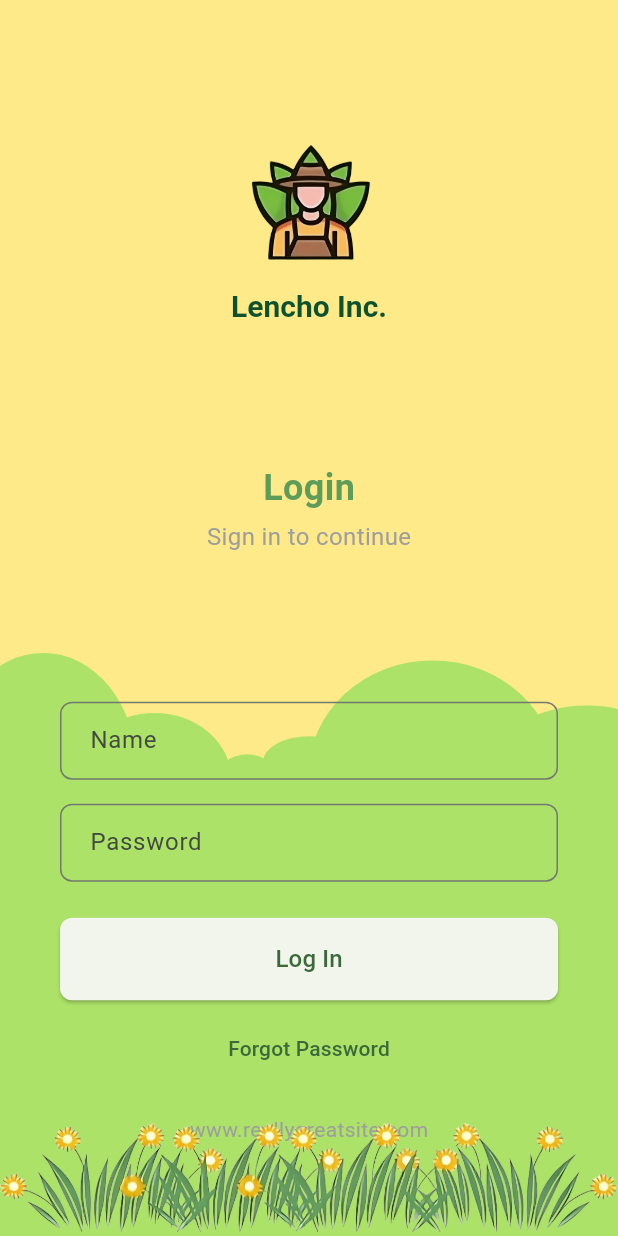
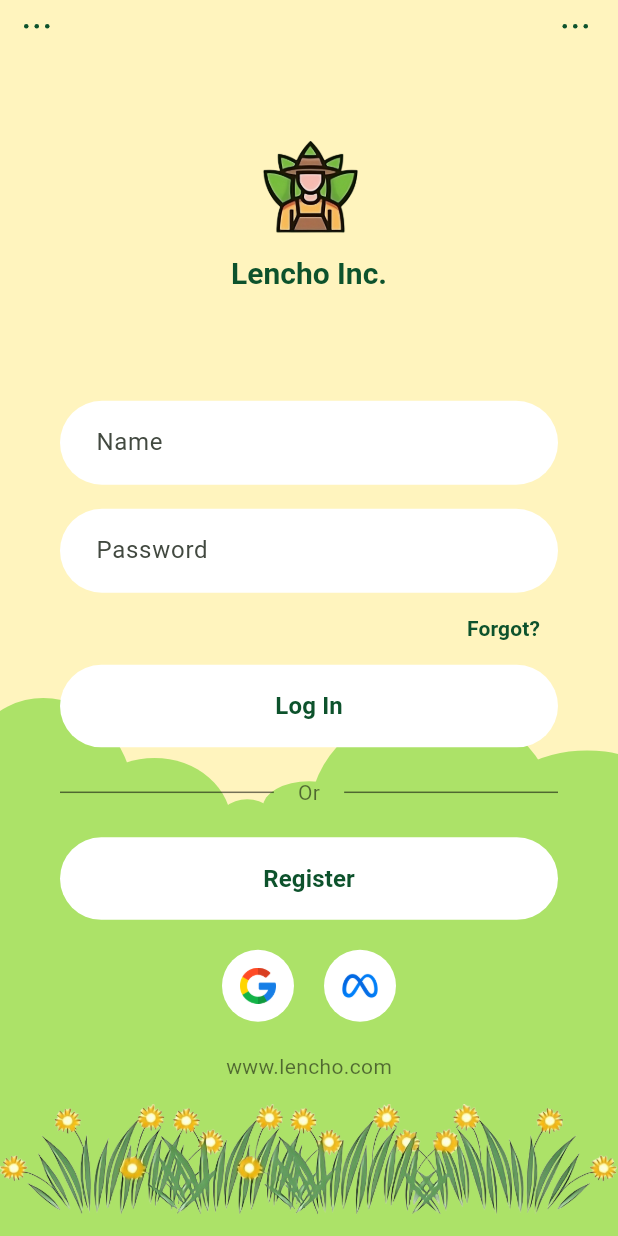
Before and after one commit to Niketw/lencho-server, a Flutter app: the screen it shows after launch, after a tap on "Get Started", on a phone screen of 412 x 824 dp. Run offline on Flutter 3.47's test engine with Material 3 defaults, Android fonts, the light colour scheme and no system bars; our stand-ins replace firebase_core; accounts and stored records are empty; generated files the repository leaves out were written again.

Commit message:
login completely sexyfied

```diff
--- a/lib/screens/login/login_page.dart
+++ b/lib/screens/login/login_page.dart
@@ -1,5 +1,4 @@
 import 'package:flutter/material.dart';
-import 'package:firebase_core/firebase_core.dart';
 import '../home/home_page.dart';
 
 class LoginPage extends StatefulWidget {
@@ -9,52 +8,63 @@ class LoginPage extends StatefulWidget {
   _LoginPageState createState() => _LoginPageState();
 }
 
+/// A custom painter to draw a bush-like cloud using ovals.
 class BushCloudPainter extends CustomPainter {
   @override
   void paint(Canvas canvas, Size size) {
     final Paint paint = Paint()
-      ..color = const Color(0xfface268) // Light green color from screenshot
+      ..color = const Color(0xfface268)
       ..style = PaintingStyle.fill;
 
-    // Define the ellipses
+    // A constant to shift the vertical positions.
+    const heightShift = 2.0;
 
-    const height = 1.5;
+    // Draw several ovals to form an uneven bush.
     final List<Rect> ellipses = [
       Rect.fromCenter(
-          center: Offset(size.width * 0.07, size.height * (0.4 + height)),
+        center: Offset(size.width * 0.07, size.height * (0.2 + heightShift)),
         width: size.width * 0.3,
-          height: size.height * 1.5),
+        height: size.height * 1.5,
+      ),
       Rect.fromCenter(
-          center: Offset(size.width * 0.25, size.height * (0.5 + height)),
+        center: Offset(size.width * 0.25, size.height * (0.3 + heightShift)),
         width: size.width * 0.25,
-          height: size.height * 0.9),
+        height: size.height * 0.9,
+      ),
       Rect.fromCenter(
-          center: Offset(size.width * 0.4, size.height * (0.5 + height)),
+        center: Offset(size.width * 0.4, size.height * (0.3 + heightShift)),
         width: size.width * 0.1,
-          height: size.height * 0.35),
+        height: size.height * 0.35,
+      ),
       Rect.fromCenter(
-          center: Offset(size.width * 0.5, size.height * (0.38 + height)),
+        center: Offset(size.width * 0.5, size.height * (0.18 + heightShift)),
         width: size.width * 0.15,
-          height: size.height * 0.35),
+        height: size.height * 0.35,
+      ),
       Rect.fromCenter(
-          center: Offset(size.width * 0.7, size.height * (0.45 + height)),
+        center: Offset(size.width * 0.7, size.height * (0.25 + heightShift)),
         width: size.width * 0.4,
-          height: size.height * 1.5),
+        height: size.height * 1.5,
+      ),
       Rect.fromCenter(
-          center: Offset(size.width * 0.95, size.height * (0.4 + height)),
+        center: Offset(size.width * 0.95, size.height * (0.2 + heightShift)),
         width: size.width * 0.3,
-          height: size.height * 0.8),
+        height: size.height * 0.8,
+      ),
     ];
 
-    // Draw each ellipse
     for (final ellipse in ellipses) {
       canvas.drawOval(ellipse, paint);
     }
 
-    // Draw a rectangle to fill the bottom part
+    // Draw a rectangle to fill the bottom part of the bush.
     canvas.drawRect(
-      Rect.fromLTWH(0, size.height * (0.5 + height), size.width,
-          size.height * (0.5 + height)),
+      Rect.fromLTWH(
+        0,
+        size.height * (0.3 + heightShift),
+        size.width,
+        size.height * (0.7 + heightShift),
+      ),
       paint,
     );
   }
@@ -66,8 +76,7 @@ class BushCloudPainter extends CustomPainter {
 class _LoginPageState extends State<LoginPage> with TickerProviderStateMixin {
   bool _showLogin = false;
 
-  /// When the Get Started button is pressed, update the state so that the
-  /// bush animates upward and the login form is shown.
+  /// Called when the "Get Started" button is pressed.
   void _onGetStarted() {
     setState(() {
       _showLogin = true;
@@ -77,37 +86,72 @@ class _LoginPageState extends State<LoginPage> with TickerProviderStateMixin {
   @override
   Widget build(BuildContext context) {
     final screenHeight = MediaQuery.of(context).size.height;
+    final screenWidth  = MediaQuery.of(context).size.width;
 
-    // Define the height for the bush container.
+    // Define bush dimensions and positions for animation.
     const double bushHeight = 100;
-    // When the login form is NOT shown, the bush is positioned slightly lower.
-    // When shown, it animates upward so that its bottom edge exactly aligns
-    // with the yellow/green partition (at screenHeight * 0.5).
     final double bushTopNotShown = screenHeight * 0.5 - bushHeight + 20;
     final double bushTopShown = screenHeight * 0.5 - bushHeight;
 
     return Scaffold(
+      // We do not set a scaffold background because our custom
+      // Positioned containers (yellow and green) will serve as the background.
       body: Stack(
         children: [
-          // Background layers:
-          // Top half (yellowish)
+          // 1) Background: Top half (yellow)
           Positioned(
             top: 0,
             left: 0,
             right: 0,
             height: screenHeight * 0.7,
-            child: Container(color: const Color.fromARGB(255, 255, 234, 138)),
+            child: Container(color: const Color(0xFFFFF4BE)),
           ),
-          // Bottom half (greenish)
+          // 2) Background: Bottom half (green)
           Positioned(
             top: screenHeight * 0.7,
             left: 0,
             right: 0,
             bottom: 0,
-            child: Container(color: const Color(0xfface268)),
+            child: Container(color: const Color(0xFFACE268)),
           ),
-
-          // Animated Bush using CustomPaint to draw multiple curved elements.
+          // 3) Optional top menu dots (if needed)
+          Padding(
+            padding: const EdgeInsets.all(16.0),
+            child: Row(
+              mainAxisAlignment: MainAxisAlignment.spaceBetween,
+              children: [
+                Row(
+                  children: List.generate(
+                    3,
+                    (index) => Container(
+                      margin: const EdgeInsets.only(right: 4),
+                      width: 3,
+                      height: 3,
+                      decoration: const BoxDecoration(
+                        color: Color(0xFF0D522C),
+                        shape: BoxShape.circle,
+                      ),
+                    ),
+                  ),
+                ),
+                Row(
+                  children: List.generate(
+                    3,
+                    (index) => Container(
+                      margin: const EdgeInsets.only(right: 4),
+                      width: 3,
+                      height: 3,
+                      decoration: const BoxDecoration(
+                        color: Color(0xFF0D522C),
+                        shape: BoxShape.circle,
+                      ),
+                    ),
+                  ),
+                ),
+              ],
+            ),
+          ),
+          // 4) Animated bush behind the form.
           AnimatedPositioned(
             duration: const Duration(seconds: 2),
             curve: Curves.easeInOut,
@@ -116,14 +160,14 @@ class _LoginPageState extends State<LoginPage> with TickerProviderStateMixin {
             right: 0,
             child: SizedBox(
               height: bushHeight,
+              width: screenWidth,
               child: CustomPaint(
-                size: Size(MediaQuery.of(context).size.width, bushHeight),
+                size: Size(screenWidth, bushHeight),
                 painter: BushCloudPainter(),
               ),
             ),
           ),
-
-          // Top Section (Logo & Company Name)
+          // 5) Top Section (Logo & Company Name)
           Positioned(
             top: screenHeight * 0.1,
             left: 0,
@@ -134,116 +178,106 @@ class _LoginPageState extends State<LoginPage> with TickerProviderStateMixin {
                 AnimatedContainer(
                   duration: const Duration(milliseconds: 500),
                   curve: Curves.easeInOut,
-                  width: _showLogin ? 100 : 150,
-                  height: _showLogin ? 100 : 150,
+                  width: _showLogin ? 80 : 150,
+                  height: _showLogin ? 80 : 150,
                   child: Image.asset(
-                    'assets/logo.png',
+                    'assets/images/logo.png',
                     fit: BoxFit.contain,
                   ),
                 ),
-                const SizedBox(height: 10),
+                const SizedBox(height: 8),
                 AnimatedDefaultTextStyle(
                   duration: const Duration(milliseconds: 500),
                   style: TextStyle(
-                    fontSize: _showLogin ? 20 : 26,
+                    fontSize: _showLogin ? 20 : 30,
                     fontWeight: FontWeight.bold,
-                    color: const Color(0xff0d522c),
+                    color: const Color(0xFF0D522C),
                   ),
-                  child: const Text("Lencho Inc."),
+                  child: const Text('Lencho Inc.'),
                 ),
               ],
             ),
           ),
-
-          // Get Started Button (only shown before login)
+          // 6) "Get Started" button (only shown before login)
           if (!_showLogin)
             Center(
               child: ElevatedButton(
                 onPressed: _onGetStarted,
                 style: ElevatedButton.styleFrom(
-                  padding:
-                      const EdgeInsets.symmetric(horizontal: 40, vertical: 16),
+                  padding: const EdgeInsets.symmetric(
+                    horizontal: 40,
+                    vertical: 16,
+                  ),
                 ),
                 child: const Text("Get Started"),
               ),
             ),
-
-          // Login Form (animated fade in after Get Started is pressed)
+          // 7) Login Form (appears after Get Started is pressed)
           if (_showLogin)
             Positioned(
-              top: screenHeight * 0.40,
+              top: screenHeight * 0.30,
               left: 20,
               right: 20,
               child: AnimatedOpacity(
-                opacity: _showLogin ? 1 : 0,
+                opacity: _showLogin ? 1.0 : 0.0,
                 duration: const Duration(milliseconds: 500),
                 child: Container(
                   padding: const EdgeInsets.all(20),
+                  // Ensure the form container is transparent.
+                  color: Colors.transparent,
                   child: SingleChildScrollView(
                     child: Column(
                       mainAxisSize: MainAxisSize.min,
                       children: [
-                        Transform.translate(
-                          offset: Offset(0, -screenHeight * 0.05),
-                          child: Column(
-                            children: const [
-                              Text(
-                                "Login",
-                                style: TextStyle(
-                                  fontSize: 24,
-                                  fontWeight: FontWeight.bold,
-                                  color: Color(0xff5d9c59),
-                                ),
-                              ),
-                              SizedBox(height: 4),
-                              Text(
-                                "Sign in to continue",
-                                style: TextStyle(
-                                  fontSize: 16,
-                                  color: Colors.grey,
-                                ),
-                              ),
-                            ],
-                          ),
-                        ),
-                        const SizedBox(height: 16),
-                        Transform.translate(
-                          offset: Offset(0, screenHeight * 0.05),
-                          child: Column(
-                            children: [
+                        // Simple login form fields.
                         TextField(
                           decoration: InputDecoration(
-                                  labelText: 'Name',
+                            hintText: 'Name',
+                            filled: true,
+                            fillColor: Colors.white,
                             border: OutlineInputBorder(
-                                    borderRadius: BorderRadius.circular(8),
+                              borderRadius: BorderRadius.circular(30),
+                              borderSide: BorderSide.none,
                             ),
                             contentPadding: const EdgeInsets.symmetric(
-                                      horizontal: 16, vertical: 14),
+                              horizontal: 20,
+                              vertical: 16,
+                            ),
                           ),
                         ),
                         const SizedBox(height: 16),
                         TextField(
                           obscureText: true,
                           decoration: InputDecoration(
-                                  labelText: 'Password',
+                            hintText: 'Password',
+                            filled: true,
+                            fillColor: Colors.white,
                             border: OutlineInputBorder(
-                                    borderRadius: BorderRadius.circular(8),
+                              borderRadius: BorderRadius.circular(30),
+                              borderSide: BorderSide.none,
                             ),
                             contentPadding: const EdgeInsets.symmetric(
-                                      horizontal: 16, vertical: 14),
+                              horizontal: 20,
+                              vertical: 16,
                             ),
                           ),
-                              const SizedBox(height: 24),
+                        ),
+                        Align(
+                          alignment: Alignment.centerRight,
+                          child: TextButton(
+                            onPressed: () {},
+                            child: const Text(
+                              'Forgot?',
+                              style: TextStyle(
+                                color: Color(0xFF0D522C),
+                                fontWeight: FontWeight.w600,
+                              ),
+                            ),
+                          ),
+                        ),
                         SizedBox(
                           width: double.infinity,
                           child: ElevatedButton(
-                                  style: ElevatedButton.styleFrom(
-                                    padding: const EdgeInsets.symmetric(
-                                        vertical: 16),
-                                    shape: RoundedRectangleBorder(
-                                      borderRadius: BorderRadius.circular(8),
-                                    ),
-                                  ),
                             onPressed: () {
                               Navigator.pushReplacement(
                                 context,
@@ -252,26 +286,101 @@ class _LoginPageState extends State<LoginPage> with TickerProviderStateMixin {
                                 ),
                               );
                             },
+                            style: ElevatedButton.styleFrom(
+                              backgroundColor: Colors.white,
+                              foregroundColor: const Color(0xFF0D522C),
+                              padding: const EdgeInsets.symmetric(vertical: 16),
+                              shape: RoundedRectangleBorder(
+                                borderRadius: BorderRadius.circular(30),
+                              ),
+                              elevation: 0,
+                            ),
                             child: const Text(
-                                    "Log In",
-                                    style: TextStyle(fontSize: 16),
+                              'Log In',
+                              style: TextStyle(
+                                fontSize: 16,
+                                fontWeight: FontWeight.w600,
                               ),
                             ),
                           ),
-                              const SizedBox(height: 8),
-                              TextButton(
+                        ),
+                        const Padding(
+                          padding: EdgeInsets.symmetric(vertical: 20),
+                          child: Row(
+                            children: [
+                              Expanded(child: Divider(color: Colors.black54)),
+                              Padding(
+                                padding: EdgeInsets.symmetric(horizontal: 16),
+                                child: Text(
+                                  'Or',
+                                  style: TextStyle(color: Colors.black54),
+                                ),
+                              ),
+                              Expanded(child: Divider(color: Colors.black54)),
+                            ],
+                          ),
+                        ),
+                        Container(
+                          width: double.infinity,
+                          decoration: BoxDecoration(
+                            color: Colors.white,
+                            borderRadius: BorderRadius.circular(30),
+                          ),
+                          child: TextButton(
                             onPressed: () {},
-                                child: const Text("Forgot Password"),
+                            style: TextButton.styleFrom(
+                              padding: const EdgeInsets.symmetric(vertical: 16),
+                              shape: RoundedRectangleBorder(
+                                borderRadius: BorderRadius.circular(30),
+                              ),
+                            ),
+                            child: const Text(
+                              'Register',
+                              style: TextStyle(
+                                color: Color(0xFF0D522C),
+                                fontSize: 16,
+                                fontWeight: FontWeight.w600,
+                              ),
+                            ),
+                          ),
+                        ),
+                        const SizedBox(height: 20),
+                        Row(
+                          mainAxisAlignment: MainAxisAlignment.center,
+                          children: [
+                            Container(
+                              padding: const EdgeInsets.all(12),
+                              decoration: const BoxDecoration(
+                                color: Colors.white,
+                                shape: BoxShape.circle,
+                              ),
+                              child: Image.asset(
+                                'assets/images/icon/google.png',
+                                width: 24,
+                                height: 24,
+                              ),
+                            ),
+                            const SizedBox(width: 20),
+                            Container(
+                              padding: const EdgeInsets.all(12),
+                              decoration: const BoxDecoration(
+                                color: Colors.white,
+                                shape: BoxShape.circle,
+                              ),
+                              child: Image.asset(
+                                'assets/images/icon/meta.png',
+                                width: 24,
+                                height: 24,
+                              ),
+                            ),
+                          ],
                         ),
                         const SizedBox(height: 20),
                         const Text(
-                                "www.reallygreatsite.com",
+                          'www.lencho.com',
                           style: TextStyle(
-                                  color: Colors.grey,
+                            color: Colors.black54,
                             fontSize: 14,
-                                ),
-                              ),
-                            ],
                           ),
                         ),
                       ],
@@ -280,15 +389,13 @@ class _LoginPageState extends State<LoginPage> with TickerProviderStateMixin {
                 ),
               ),
             ),
-
-          // Bottom Flower Image (remains unchanged)
-          Positioned(
-            left: 0,
-            right: 0,
-            bottom: 0,
+          // 8) Flower pinned at the bottom using Align.
+          Align(
+            alignment: Alignment.bottomCenter,
             child: Image.asset(
-              'assets/flower.png',
+              'assets/images/flower.png',
               fit: BoxFit.contain,
+              height: 100,
             ),
           ),
         ],
```
Also changed, not shown: pubspec.yaml (+7 -3 lines), assets/flower.png (deleted), assets/green-bush.png (deleted), assets/images/icon/google.png (added), assets/images/icon/meta.png (added), assets/logo.png (deleted). Lines whose indentation alone changed are shown as unchanged.
